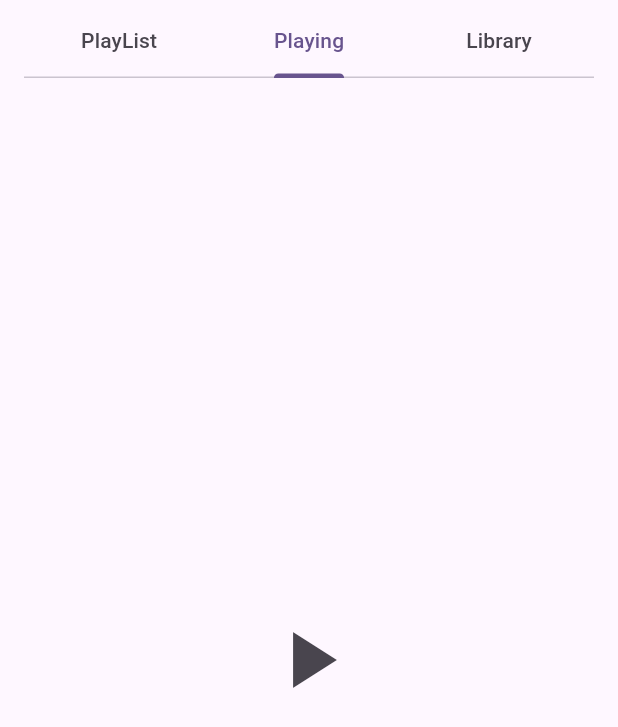
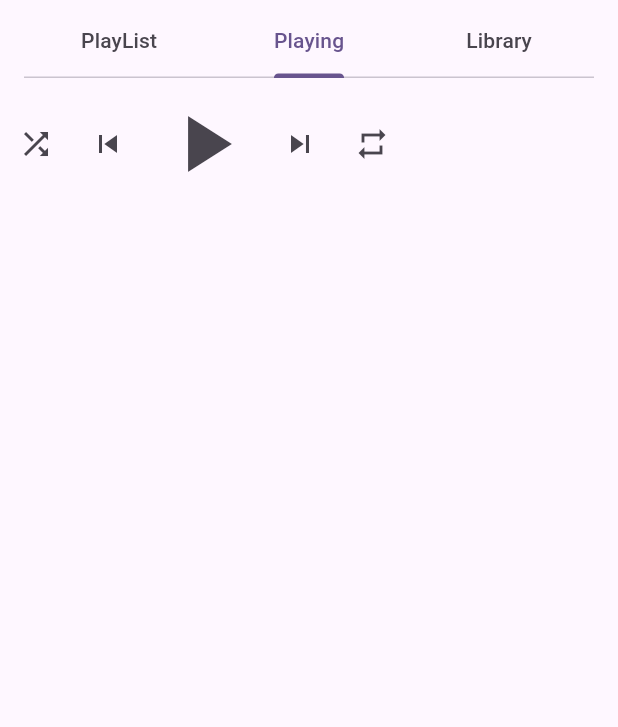
Before and after one commit to du2333/CS4750_Final_Project, a Flutter app: the screen it shows after launch, on a phone screen of 412 x 824 dp. Shown: the top 727 px of the screen. Run offline on Flutter 3.47's test engine with Material 2 defaults, Android fonts, the phone set to English and light mode, and no system bars; our stand-ins replace just_audio.

Commit message:
Added music control buttons

```diff
--- a/lib/screens/PlayingPage.dart
+++ b/lib/screens/PlayingPage.dart
@@ -39,7 +39,7 @@ class _PlayingPageState extends State<PlayingPage> {
   //根据播放器状态来渲染对应的按钮样式
   Widget _playerButton(PlayerState playerState) {
     //获取状态
-    final processingState = playerState?.processingState;
+    final processingState = playerState.processingState;
     //判断如果加载或缓冲则变成缓冲图标
     if (processingState == ProcessingState.loading ||
         processingState == ProcessingState.buffering) {
@@ -73,17 +73,93 @@ class _PlayingPageState extends State<PlayingPage> {
     }
   }
 
+  //context用来获取当前主题色
+  Widget _shuffleButton(bool isEnabled) {
+    return IconButton(
+      icon: isEnabled
+            ? Icon(Icons.shuffle_on_outlined)
+            : Icon(Icons.shuffle),
+      //改成异步方法，才能被StreamBuilder异步更新UI
+      onPressed: () async {
+        //获取相反的状态
+        final enable = !isEnabled;
+        //如果随机播放模式没有被激活，那么按下按钮就表示激活随机播放
+        if(enable) {
+          await _player.shuffle();
+        }
+        //按下按钮之后，设定成相反的状态
+        await _player.setShuffleModeEnabled(enable);
+      },
+    );
+  }
+
+  //TODO 实现功能
+  Widget _previousButton() {
+    return IconButton(
+      icon: Icon(Icons.skip_previous),
+      onPressed: () {},
+    );
+  }
+
+  //TODO 实现功能
+  Widget _nextButton() {
+    return IconButton(
+      icon: Icon(Icons.skip_next),
+      onPressed: () {},
+    );
+  }
+
+  //TODO 实现功能
+  Widget _loopButton(BuildContext context, LoopMode loopMode) {
+    return IconButton(
+      icon: Icon(Icons.repeat),
+      onPressed: () {},
+    );
+  }
+
   @override
   Widget build(BuildContext context) {
     return Scaffold(
-      body: Center(
-          child: StreamBuilder<PlayerState>(
-        stream: _player.playerStateStream,
-        builder: (context, snapshot) {
-          final playerState = snapshot.data;
-          return _playerButton(playerState!);
-        },
-      )),
+      body: Row(
+          children: [
+            //随机播放按钮
+            StreamBuilder<bool>(
+              stream: _player.shuffleModeEnabledStream,
+              builder: (_, snapshot) {
+                return _shuffleButton(snapshot.data ?? false);// ??表示前面如果有值就取前面，否则取后面和 snapshot.data ? snapshot.data : false 一样
+              },
+            ),
+            //上一首按钮
+            StreamBuilder<SequenceState?>(
+              stream: _player.sequenceStateStream,
+              builder: (_, __) {
+                return _previousButton();
+              },
+            ),
+            //播放按钮
+            StreamBuilder<PlayerState>(
+              stream: _player.playerStateStream,
+              //Widget构建器
+              builder: (_, snapshot) {
+                final playerState = snapshot.data;
+                return _playerButton(playerState!);
+              },
+            ),
+            //下一首按钮
+            StreamBuilder<SequenceState?>(
+              stream: _player.sequenceStateStream,
+              builder: (_, __) {
+                return _nextButton();
+              },
+            ),
+            //循环播放按钮
+            StreamBuilder<LoopMode>(
+              stream: _player.loopModeStream,
+              builder: (context, snapshot) {
+                return _loopButton(context, snapshot.data ?? LoopMode.off);
+              },
+            )
+          ]),
     );
   }
 }
```
